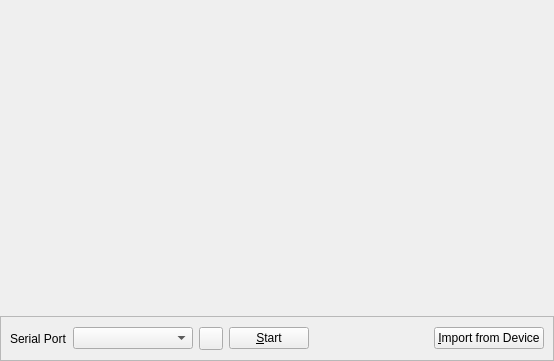
The window that oximetry.ui (sbonaime/sleepyhead-code.) describes before a commit, drawn with Qt 5.
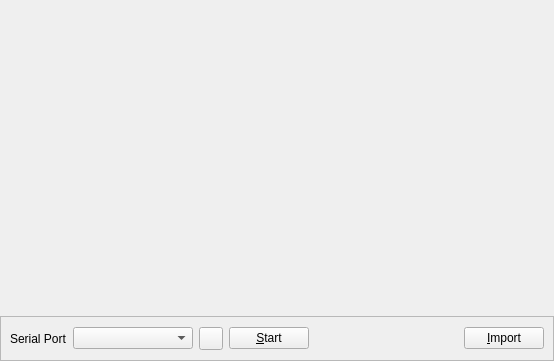
The same window after the commit. Icons and pictures are not drawn.

Commit message: Remember Window Position

The edit to the form file:
```diff
--- a/oximetry.ui
+++ b/oximetry.ui
@@ -105,7 +105,7 @@
       <item>
        <widget class="QPushButton" name="ImportButton">
         <property name="text">
-         <string>&amp;Import from Device</string>
+         <string>&amp;Import</string>
         </property>
        </widget>
       </item>
```
The commit also changes 7 other files.
